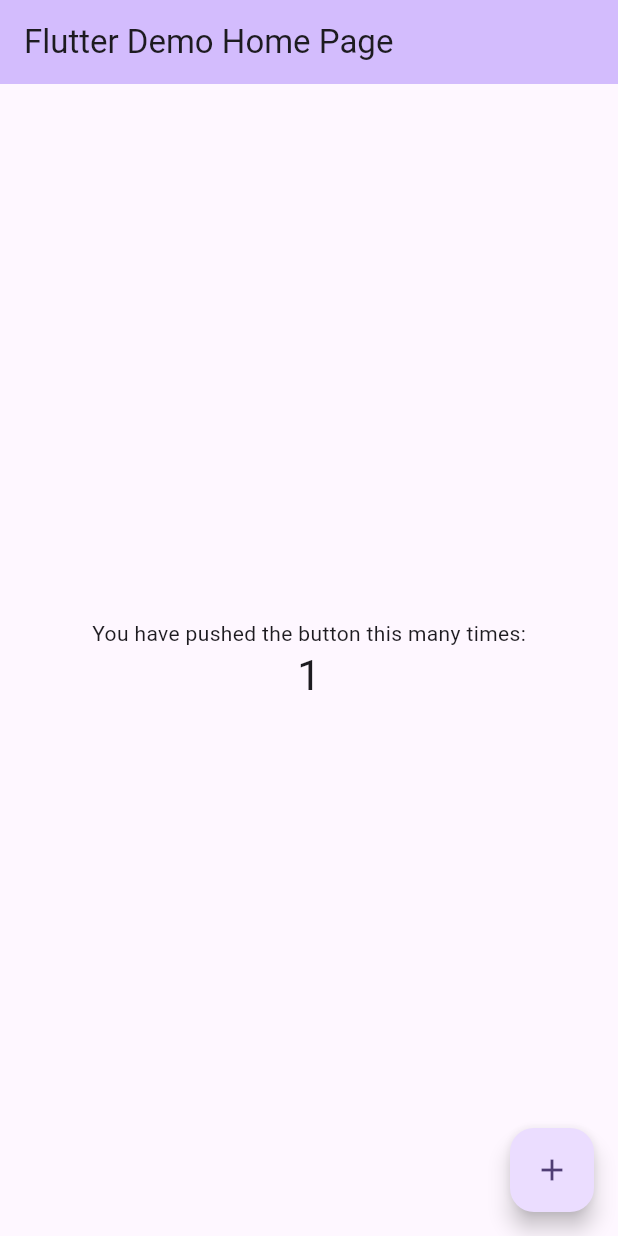
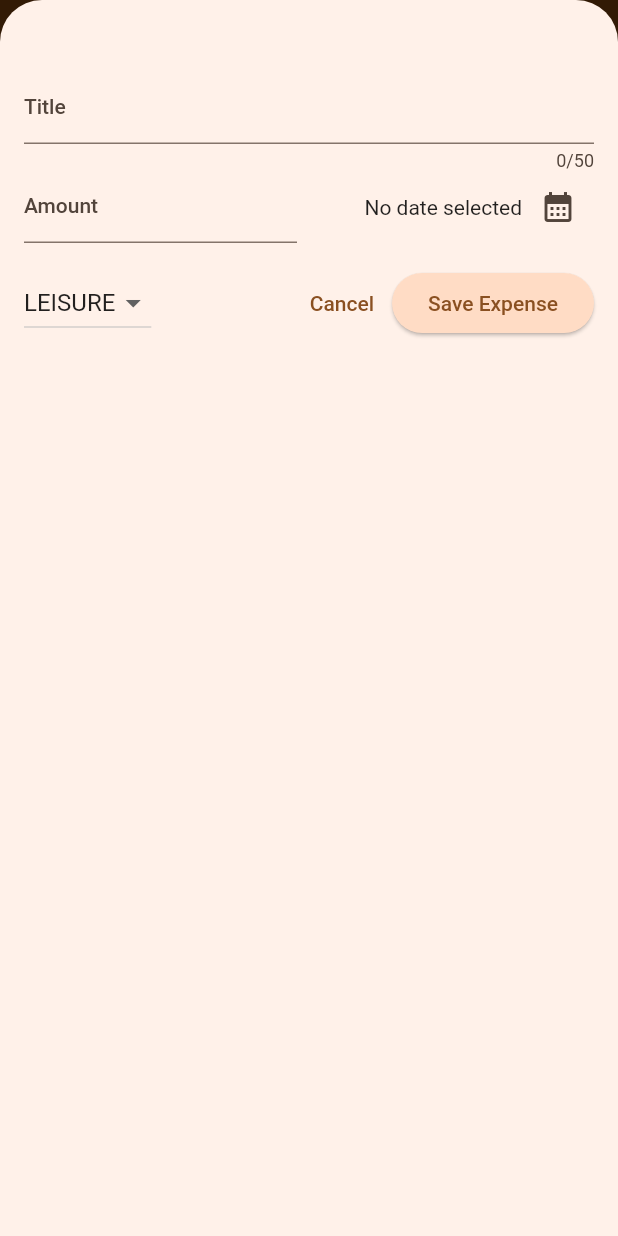
Before and after one commit to Cypher8/flutter-expense-tracker-app, a Flutter app: the screen it shows after launch, after a tap on the "add" icon, on a phone screen of 412 x 824 dp. Run offline on Flutter 3.47's test engine with Material 2 defaults, Android fonts, the phone set to English and light mode, and no system bars.

Commit message:
feat: List, create and delete expense

```diff
--- a/lib/main.dart
+++ b/lib/main.dart
@@ -1,125 +1,59 @@
+import 'package:expense_tracker_app/widgets/expenses.dart';
 import 'package:flutter/material.dart';
 
+var kColorScheme = ColorScheme.fromSeed(
+  seedColor: const Color.fromARGB(255, 255, 146, 52),
+);
+
+var kDarkColorScheme = ColorScheme.fromSeed(
+  brightness: Brightness.dark,
+  seedColor: const Color.fromARGB(255, 5, 99, 125),
+);
+
 void main() {
-  runApp(const MyApp());
-}
-
-class MyApp extends StatelessWidget {
-  const MyApp({super.key});
-
-  // This widget is the root of your application.
-  @override
-  Widget build(BuildContext context) {
-    return MaterialApp(
-      title: 'Flutter Demo',
-      theme: ThemeData(
-        // This is the theme of your application.
-        //
-        // TRY THIS: Try running your application with "flutter run". You'll see
-        // the application has a blue toolbar. Then, without quitting the app,
-        // try changing the seedColor in the colorScheme below to Colors.green
-        // and then invoke "hot reload" (save your changes or press the "hot
-        // reload" button in a Flutter-supported IDE, or press "r" if you used
-        // the command line to start the app).
-        //
-        // Notice that the counter didn't reset back to zero; the application
-        // state is not lost during the reload. To reset the state, use hot
-        // restart instead.
-        //
-        // This works for code too, not just values: Most code changes can be
-        // tested with just a hot reload.
-        colorScheme: ColorScheme.fromSeed(seedColor: Colors.deepPurple),
+  runApp(
+    MaterialApp(
+      darkTheme: ThemeData().copyWith(
         useMaterial3: true,
-      ),
-      home: const MyHomePage(title: 'Flutter Demo Home Page'),
-    );
-  }
-}
-
-class MyHomePage extends StatefulWidget {
-  const MyHomePage({super.key, required this.title});
-
-  // This widget is the home page of your application. It is stateful, meaning
-  // that it has a State object (defined below) that contains fields that affect
-  // how it looks.
-
-  // This class is the configuration for the state. It holds the values (in this
-  // case the title) provided by the parent (in this case the App widget) and
-  // used by the build method of the State. Fields in a Widget subclass are
-  // always marked "final".
-
-  final String title;
-
-  @override
-  State<MyHomePage> createState() => _MyHomePageState();
-}
-
-class _MyHomePageState extends State<MyHomePage> {
-  int _counter = 0;
-
-  void _incrementCounter() {
-    setState(() {
-      // This call to setState tells the Flutter framework that something has
-      // changed in this State, which causes it to rerun the build method below
-      // so that the display can reflect the updated values. If we changed
-      // _counter without calling setState(), then the build method would not be
-      // called again, and so nothing would appear to happen.
-      _counter++;
-    });
-  }
-
-  @override
-  Widget build(BuildContext context) {
-    // This method is rerun every time setState is called, for instance as done
-    // by the _incrementCounter method above.
-    //
-    // The Flutter framework has been optimized to make rerunning build methods
-    // fast, so that you can just rebuild anything that needs updating rather
-    // than having to individually change instances of widgets.
-    return Scaffold(
-      appBar: AppBar(
-        // TRY THIS: Try changing the color here to a specific color (to
-        // Colors.amber, perhaps?) and trigger a hot reload to see the AppBar
-        // change color while the other colors stay the same.
-        backgroundColor: Theme.of(context).colorScheme.inversePrimary,
-        // Here we take the value from the MyHomePage object that was created by
-        // the App.build method, and use it to set our appbar title.
-        title: Text(widget.title),
-      ),
-      body: Center(
-        // Center is a layout widget. It takes a single child and positions it
-        // in the middle of the parent.
-        child: Column(
-          // Column is also a layout widget. It takes a list of children and
-          // arranges them vertically. By default, it sizes itself to fit its
-          // children horizontally, and tries to be as tall as its parent.
-          //
-          // Column has various properties to control how it sizes itself and
-          // how it positions its children. Here we use mainAxisAlignment to
-          // center the children vertically; the main axis here is the vertical
-          // axis because Columns are vertical (the cross axis would be
-          // horizontal).
-          //
-          // TRY THIS: Invoke "debug painting" (choose the "Toggle Debug Paint"
-          // action in the IDE, or press "p" in the console), to see the
-          // wireframe for each widget.
-          mainAxisAlignment: MainAxisAlignment.center,
-          children: <Widget>[
-            const Text(
-              'You have pushed the button this many times:',
-            ),
-            Text(
-              '$_counter',
-              style: Theme.of(context).textTheme.headlineMedium,
-            ),
-          ],
+        colorScheme: kDarkColorScheme,
+        cardTheme: const CardTheme().copyWith(
+          color: kDarkColorScheme.secondaryContainer,
+          margin: const EdgeInsets.symmetric(
+            horizontal: 16,
+            vertical: 8,
+          ),
+        ),
+        elevatedButtonTheme: ElevatedButtonThemeData(
+          style: ElevatedButton.styleFrom(
+            backgroundColor: kDarkColorScheme.primaryContainer,
+            foregroundColor: kDarkColorScheme.onPrimaryContainer,
+          ),
         ),
       ),
-      floatingActionButton: FloatingActionButton(
-        onPressed: _incrementCounter,
-        tooltip: 'Increment',
-        child: const Icon(Icons.add),
-      ), // This trailing comma makes auto-formatting nicer for build methods.
-    );
-  }
+      theme: ThemeData().copyWith(
+        useMaterial3: true,
+        colorScheme: kColorScheme,
+        appBarTheme: const AppBarTheme().copyWith(
+          backgroundColor: kColorScheme.onPrimaryContainer,
+          foregroundColor: kColorScheme.primaryContainer,
+        ),
+        cardTheme: const CardTheme().copyWith(
+          color: kColorScheme.secondaryContainer,
+          margin: const EdgeInsets.symmetric(horizontal: 16, vertical: 8),
+        ),
+        elevatedButtonTheme: ElevatedButtonThemeData(
+          style: ElevatedButton.styleFrom(
+            backgroundColor: kColorScheme.primaryContainer,
+          ),
+        ),
+        textTheme: ThemeData().textTheme.copyWith(
+              titleLarge: TextStyle(
+                  fontWeight: FontWeight.bold,
+                  color: kColorScheme.onSecondaryContainer,
+                  fontSize: 16),
+            ),
+      ),
+      home: const Expenses(),
+    ),
+  );
 }
--- /dev/null
+++ b/lib/models/expense.dart
@@ -0,0 +1,35 @@
+import 'package:flutter/material.dart';
+import 'package:intl/intl.dart';
+import 'package:uuid/uuid.dart';
+
+final formatter = DateFormat.yMd();
+
+const uuid = Uuid();
+
+enum Category { food, travel, leisure, work }
+
+const categoryIcons = {
+  Category.food: Icons.lunch_dining,
+  Category.travel: Icons.flight_takeoff,
+  Category.leisure: Icons.movie,
+  Category.work: Icons.work
+};
+
+class Expense {
+  Expense(
+      {required this.title,
+      required this.amount,
+      required this.date,
+      required this.category})
+      : id = uuid.v4();
+
+  final String id;
+  final String title;
+  final double amount;
+  final DateTime date;
+  final Category category;
+
+  String get formattedDate {
+    return formatter.format(date);
+  }
+}
--- /dev/null
+++ b/lib/widgets/expenses.dart
@@ -0,0 +1,92 @@
+import 'package:expense_tracker_app/models/expense.dart';
+import 'package:expense_tracker_app/widgets/expenses_list/expenses_list.dart';
+import 'package:expense_tracker_app/widgets/new_expense.dart';
+import 'package:flutter/material.dart';
+
+class Expenses extends StatefulWidget {
+  const Expenses({super.key});
+
+  @override
+  State<Expenses> createState() {
+    return _ExpensesState();
+  }
+}
+
+class _ExpensesState extends State<Expenses> {
+  final List<Expense> _registeredExpenses = [
+    Expense(
+        title: 'Flutter Course',
+        amount: 19.99,
+        date: DateTime.now(),
+        category: Category.work),
+    Expense(
+        title: 'Cinema',
+        amount: 15.69,
+        date: DateTime.now(),
+        category: Category.leisure),
+  ];
+
+  void _openAddExpenseOverlay() {
+    showModalBottomSheet(
+        isScrollControlled: true,
+        context: context,
+        builder: (ctx) => NewExpense(onAddExpense: _addExpense));
+  }
+
+  void _addExpense(Expense expense) {
+    setState(() {
+      _registeredExpenses.add(expense);
+    });
+  }
+
+  void _removeExpense(Expense expense) {
+    final expenseIndex = _registeredExpenses.indexOf(expense);
+    setState(() {
+      _registeredExpenses.remove(expense);
+    });
+    ScaffoldMessenger.of(context).clearSnackBars();
+    ScaffoldMessenger.of(context).showSnackBar(SnackBar(
+      duration: const Duration(seconds: 3),
+      content: const Text('Expense deleted.'),
+      action: SnackBarAction(
+        label: 'Undo',
+        onPressed: () {
+          setState(() {
+            _registeredExpenses.insert(expenseIndex, expense);
+          });
+        },
+      ),
+    ));
+  }
+
+  @override
+  Widget build(BuildContext context) {
+    Widget mainContent = const Center(
+      child: Text('No expenses found. Start adding some!'),
+    );
+
+    if (_registeredExpenses.isNotEmpty) {
+      mainContent = ExpensesList(
+        expenses: _registeredExpenses,
+        onRemoveExpense: _removeExpense,
+      );
+    }
+    return Scaffold(
+      appBar: AppBar(
+        title: const Text('Flutter ExpenseTracker'),
+        actions: [
+          IconButton(
+            onPressed: _openAddExpenseOverlay,
+            icon: const Icon(Icons.add),
+          )
+        ],
+      ),
+      body: Column(children: [
+        const Text('The chart'),
+        Expanded(
+          child: mainContent,
+        )
+      ]),
+    );
+  }
+}
--- /dev/null
+++ b/lib/widgets/expenses_list/expense_item.dart
@@ -0,0 +1,42 @@
+import 'package:flutter/material.dart';
+
+import 'package:expense_tracker_app/models/expense.dart';
+
+class ExpenseItem extends StatelessWidget {
+  const ExpenseItem(this.expense, {super.key});
+
+  final Expense expense;
+
+  @override
+  Widget build(BuildContext context) {
+    return Card(
+      child: Padding(
+        padding: const EdgeInsets.symmetric(horizontal: 20, vertical: 16),
+        child: Column(
+          children: [
+            Text(
+              expense.title,
+              style: Theme.of(context).textTheme.titleLarge,
+            ),
+            const SizedBox(
+              height: 4,
+            ),
+            Row(
+              children: [
+                Text('\$${expense.amount.toStringAsFixed(2)}'),
+                const Spacer(),
+                Row(
+                  children: [
+                    Icon(categoryIcons[expense.category]),
+                    const SizedBox(width: 8),
+                    Text(expense.formattedDate)
+                  ],
+                ),
+              ],
+            )
+          ],
+        ),
+      ),
+    );
+  }
+}
--- /dev/null
+++ b/lib/widgets/expenses_list/expenses_list.dart
@@ -0,0 +1,31 @@
+import 'package:expense_tracker_app/models/expense.dart';
+import 'package:expense_tracker_app/widgets/expenses_list/expense_item.dart';
+import 'package:flutter/material.dart';
+
+class ExpensesList extends StatelessWidget {
+  const ExpensesList(
+      {super.key, required this.expenses, required this.onRemoveExpense});
+
+  final List<Expense> expenses;
+  final void Function(Expense expense) onRemoveExpense;
+
+  @override
+  Widget build(BuildContext context) {
+    return ListView.builder(
+      itemCount: expenses.length,
+      itemBuilder: (ctx, index) => Dismissible(
+        key: ValueKey(expenses[index]),
+        background: Container(
+          color: Theme.of(context).colorScheme.error.withOpacity(0.75),
+          margin: EdgeInsets.symmetric(
+            horizontal: Theme.of(context).cardTheme.margin!.horizontal,
+          ),
+        ),
+        onDismissed: (direction) {
+          onRemoveExpense(expenses[index]);
+        },
+        child: ExpenseItem(expenses[index]),
+      ),
+    );
+  }
+}
--- /dev/null
+++ b/lib/widgets/new_expense.dart
@@ -0,0 +1,157 @@
+import 'package:expense_tracker_app/models/expense.dart';
+import 'package:flutter/material.dart';
+
+class NewExpense extends StatefulWidget {
+  const NewExpense({super.key, required this.onAddExpense});
+
+  final void Function(Expense expense) onAddExpense;
+
+  @override
+  State<NewExpense> createState() {
+    return _NewExpenseState();
+  }
+}
+
+class _NewExpenseState extends State<NewExpense> {
+  final _titleController = TextEditingController();
+  final _amountController = TextEditingController();
+  DateTime? _selectedDate;
+  Category _selectedCategory = Category.leisure;
+
+  void _presentDatePicker() async {
+    final now = DateTime.now();
+    final firstDate = DateTime(now.year - 1, now.month, now.day);
+    final pickedDate = await showDatePicker(
+        context: context,
+        initialDate: now,
+        firstDate: firstDate,
+        lastDate: now);
+    setState(() {
+      _selectedDate = pickedDate;
+    });
+  }
+
+  void _submitExpense() {
+    final enteredAmount = double.tryParse(_amountController.text);
+    final amountIsInvalid = enteredAmount == null || enteredAmount <= 0;
+    if (_titleController.text.trim().isEmpty ||
+        amountIsInvalid ||
+        _selectedDate == null) {
+      showDialog(
+        context: context,
+        builder: (ctx) => AlertDialog(
+          title: const Text('Invalid input'),
+          content: const Text(
+              'Please make sure a valid title, amount, date and category was entered.!'),
+          actions: [
+            TextButton(
+              onPressed: () {
+                Navigator.pop(ctx);
+              },
+              child: const Text('Okay'),
+            )
+          ],
+        ),
+      );
+      return;
+    }
+
+    widget.onAddExpense(
+      Expense(
+          title: _titleController.text,
+          amount: enteredAmount,
+          date: _selectedDate!,
+          category: _selectedCategory),
+    );
+    Navigator.pop(context);
+  }
+
+  @override
+  Widget build(BuildContext context) {
+    return Padding(
+      padding: const EdgeInsets.fromLTRB(16, 48, 16, 16),
+      child: Column(children: [
+        TextField(
+          controller: _titleController,
+          maxLength: 50,
+          decoration: const InputDecoration(
+            label: Text('Title'),
+          ),
+        ),
+        Row(
+          children: [
+            Expanded(
+              child: TextField(
+                controller: _amountController,
+                keyboardType: TextInputType.number,
+                decoration: const InputDecoration(
+                  prefixText: '\$ ',
+                  label: Text('Amount'),
+                ),
+              ),
+            ),
+            const SizedBox(
+              width: 16,
+            ),
+            Expanded(
+              child: Row(
+                mainAxisAlignment: MainAxisAlignment.end,
+                crossAxisAlignment: CrossAxisAlignment.center,
+                children: [
+                  Text(
+                    _selectedDate == null
+                        ? 'No date selected'
+                        : formatter.format(_selectedDate!),
+                  ),
+                  IconButton(
+                    onPressed: _presentDatePicker,
+                    icon: const Icon(Icons.calendar_month),
+                  )
+                ],
+              ),
+            ),
+          ],
+        ),
+        const SizedBox(
+          height: 16,
+        ),
+        Row(
+          children: [
+            DropdownButton(
+              value: _selectedCategory,
+              items: Category.values
+                  .map(
+                    (category) => DropdownMenuItem(
+                      value: category,
+                      child: Text(
+                        category.name.toUpperCase(),
+                      ),
+                    ),
+                  )
+                  .toList(),
+              onChanged: (value) {
+                if (value == null) {
+                  return;
+                }
+                setState(() {
+                  _selectedCategory = value;
+                });
+              },
+            ),
+            const Spacer(),
+            TextButton(
+              onPressed: () {
+                Navigator.pop(context);
+              },
+              child: const Text('Cancel'),
+            ),
+            ElevatedButton(
+              onPressed: _submitExpense,
+              child: const Text('Save Expense'),
+            )
+          ],
+        )
+      ]),
+    );
+  }
+}
--- a/pubspec.yaml
+++ b/pubspec.yaml
@@ -35,6 +35,8 @@ dependencies:
   # The following adds the Cupertino Icons font to your application.
   # Use with the CupertinoIcons class for iOS style icons.
   cupertino_icons: ^1.0.2
+  uuid: ^4.1.0
+  intl: ^0.18.1
 
 dev_dependencies:
   flutter_test:
```
Also changed, not shown: pubspec.lock, 1 other file.
